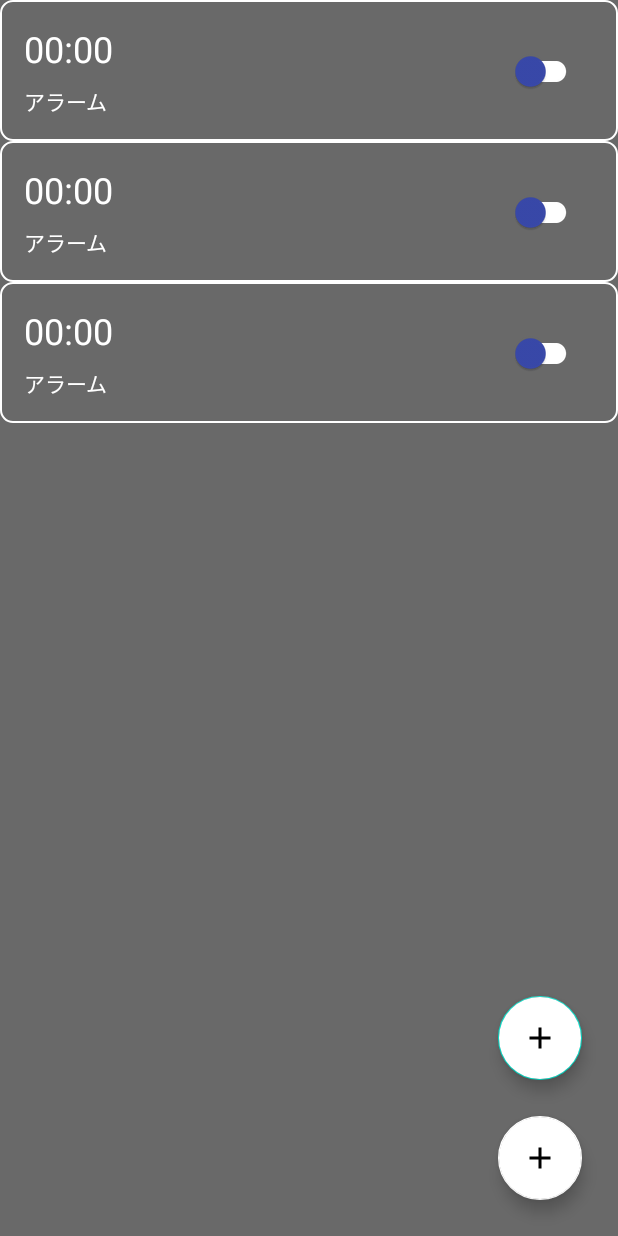
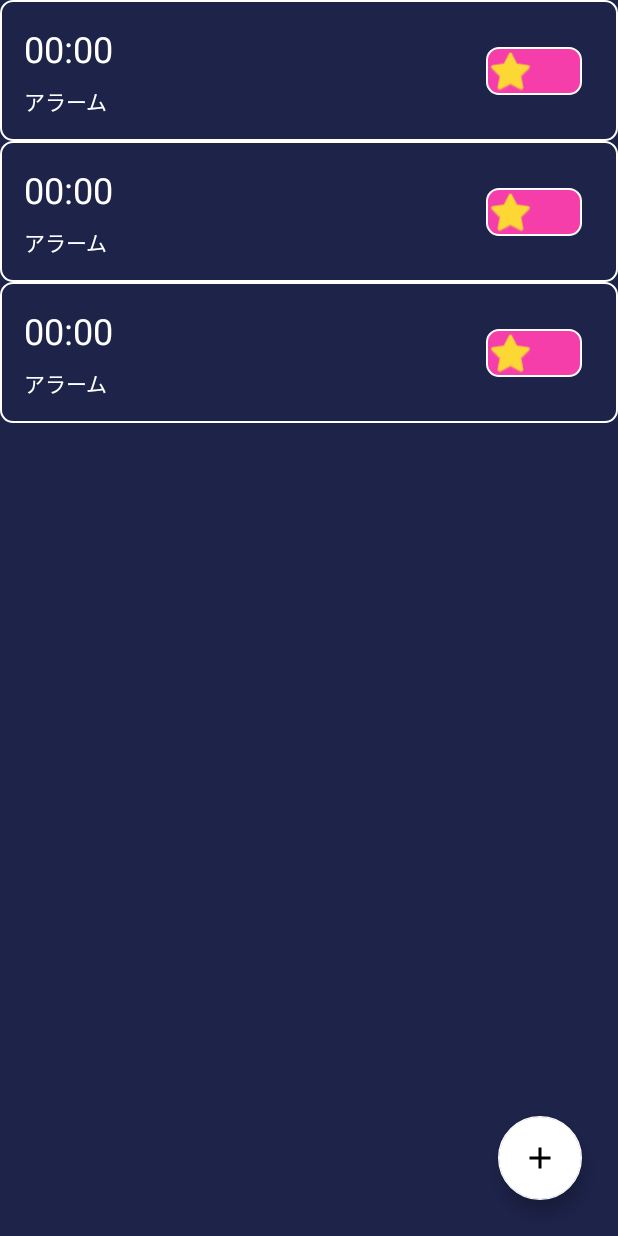
Before and after one commit to Toya-Onodera/PBL2021, an Android app: the layout activity_main.xml on its own in the app's theme, with its tools: preview values and no code run, on a phone screen of 412 x 824 dp. Run offline under Robolectric (Android 15) with nearby library versions, the phone set to English and light mode, and no system bars.

Commit message:
add:スイッチの形変更、背景色変更

```diff
--- a/app/src/main/java/com/example/pbl2021timerapp/view/timer_tist/TimerListActivity.java
+++ b/app/src/main/java/com/example/pbl2021timerapp/view/timer_tist/TimerListActivity.java
@@ -65,10 +65,10 @@ public class TimerListActivity extends AppCompatActivity {
             this.onButtonClick();
         });
 
-        findViewById(R.id.recordingOpenButton).setOnClickListener(view -> {
-            Intent intent = new Intent(this, RecordingCheckActivity.class);
-            startActivity(intent);
-        });
+//        findViewById(R.id.recordingOpenButton).setOnClickListener(view -> {
+//            Intent intent = new Intent(this, RecordingCheckActivity.class);
+//            startActivity(intent);
+//        });
 
         // RecyclerView を取得する
         _rv = (RecyclerView) findViewById(R.id.timerListRecyclerView);
--- /dev/null
+++ b/app/src/main/res/drawable/button_color.xml
@@ -0,0 +1,24 @@
+<?xml version="1.0" encoding="utf-8"?>
+<shape xmlns:android="http://schemas.android.com/apk/res/android">
+    <!-- 通常時 -->
+    <item android:state_pressed="false" android:state_focused="false">
+        <shape android:shape="rectangle">
+            <!-- ボタンの色 -->
+            <solid android:color="#ff0000" />
+        </shape>
+    </item>
+    <!-- フォーカス時 -->
+    <item android:state_pressed="true" android:state_focused="false">
+        <shape android:shape="rectangle">
+            <!-- ボタンの色 -->
+            <solid android:color="#00ff00" />
+        </shape>
+    </item>
+    <!-- 押下時 -->
+    <item android:state_pressed="true" android:state_focused="false">
+        <shape android:shape="rectangle">
+            <!-- ボタンの色 -->
+            <solid android:color="#0000ff" />
+        </shape>
+    </item>
+</shape>
--- a/app/src/main/res/drawable/stroke_style.xml
+++ b/app/src/main/res/drawable/stroke_style.xml
@@ -8,7 +8,7 @@
         android:color="#FFFFFF" />
 
     <!-- 背景色 -->
-    <solid android:color="#696969" />
+    <solid android:color="#1D2349" />
 
     <!-- 角の丸み -->
     <corners android:radius="8dp" />
--- a/app/src/main/res/layout/activity_go_timer.xml
+++ b/app/src/main/res/layout/activity_go_timer.xml
@@ -4,7 +4,7 @@
     xmlns:tools="http://schemas.android.com/tools"
     android:layout_width="match_parent"
     android:layout_height="match_parent"
-    android:background="#696969"
+    android:background="#1D2349"
     tools:context=".GoTimerActivity">
 
     <Button
--- a/app/src/main/res/layout/activity_main.xml
+++ b/app/src/main/res/layout/activity_main.xml
@@ -10,7 +10,7 @@
         android:id="@+id/timerListRecyclerView"
         android:layout_width="0dp"
         android:layout_height="0dp"
-        android:background="#696969"
+        android:background="#1D2349"
         app:layout_constraintBottom_toBottomOf="parent"
         app:layout_constraintEnd_toEndOf="parent"
         app:layout_constraintHorizontal_bias="1.0"
@@ -31,17 +31,4 @@
         app:layout_constraintEnd_toEndOf="parent"
         app:srcCompat="@drawable/ic_baseline_add_24" />
 
-    <com.google.android.material.floatingactionbutton.FloatingActionButton
-        android:id="@+id/recordingOpenButton"
-        android:layout_width="wrap_content"
-        android:layout_height="wrap_content"
-        android:layout_marginEnd="24dp"
-        android:layout_marginBottom="24dp"
-        android:backgroundTint="#FFFFFF"
-        android:clickable="false"
-        app:layout_constraintBottom_toTopOf="@+id/openSetTimeActivityButton"
-        app:layout_constraintEnd_toEndOf="parent"
-        app:rippleColor="#F30000"
-        app:srcCompat="@drawable/ic_baseline_add_24" />
-
 </androidx.constraintlayout.widget.ConstraintLayout>
--- a/app/src/main/res/layout/recycler_view_item.xml
+++ b/app/src/main/res/layout/recycler_view_item.xml
@@ -5,10 +5,10 @@
     android:layout_width="match_parent"
     android:layout_height="wrap_content"
     android:background="@drawable/stroke_style"
-    android:foregroundTint="#696969">
-<!--    android:background="#E53935"-->
-<!--    android:backgroundTint="#232323"-->
-<!--    android:foregroundTint="#FFFFFF"-->
+    android:foregroundTint="#1D2349">
+  <!--    android:background="#E53935"-->
+  <!--    android:backgroundTint="#232323"-->
+  <!--    android:foregroundTint="#FFFFFF"-->
 
 
   <TextView
@@ -43,12 +43,18 @@
       android:minWidth="48dp"
       android:minHeight="48dp"
       android:showText="true"
+      android:textColorHint="#000000"
+      android:thumb="@android:drawable/btn_star_big_on"
       app:layout_constraintBottom_toBottomOf="parent"
-
-
       app:layout_constraintEnd_toEndOf="parent"
       app:layout_constraintTop_toTopOf="parent"
-      app:thumbTint="#3949AB"
-      app:trackTint="#FFFFFF" />
+      app:thumbTint="#FDD835"
+      app:track="@drawable/stroke_style"
+      app:trackTint="#D81B60"
+      app:trackTintMode="add" />
+
+  <!--  app:trackTint="#FFFFFF"-->
+
+  <!--      android:trackTint="@drawable/button_color"-->
 
 </androidx.constraintlayout.widget.ConstraintLayout>
```
